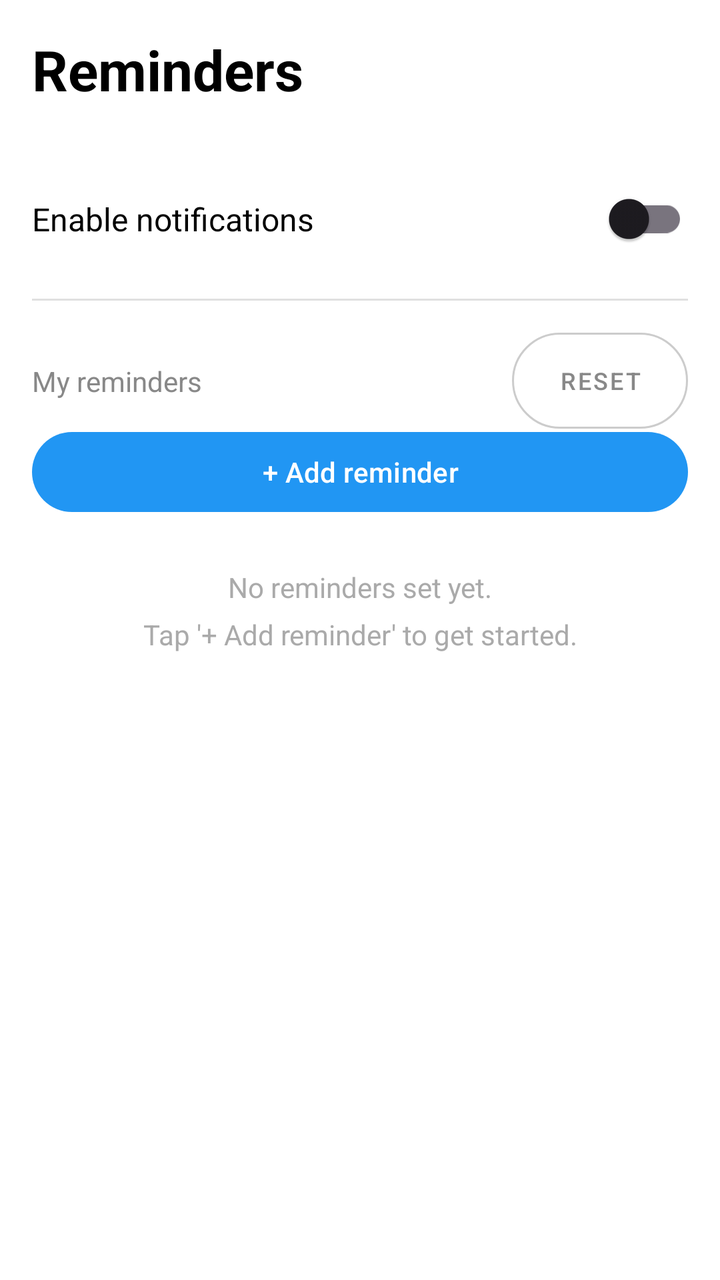
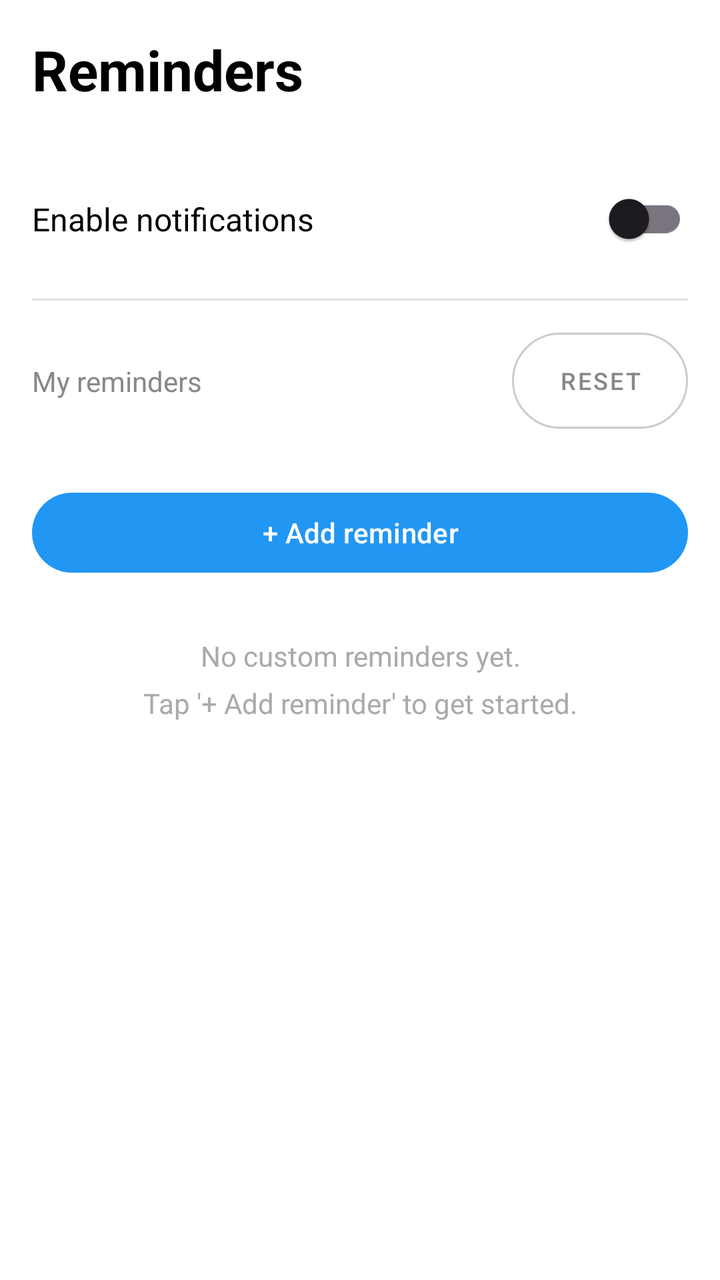

Two renders of the same Android screen: before a commit and after it. Below are the layout's source before the change and the commit's diff.
<!-- AndroidManifest.xml: application theme Theme.WaterReminder -->
<!-- res/layout/fragment_reminders.xml -->
<?xml version="1.0" encoding="utf-8"?>
<androidx.core.widget.NestedScrollView xmlns:android="http://schemas.android.com/apk/res/android"
    xmlns:app="http://schemas.android.com/apk/res-auto"
    android:layout_width="match_parent"
    android:layout_height="match_parent"
    android:background="#FFFFFF">

    <androidx.constraintlayout.widget.ConstraintLayout
        android:layout_width="match_parent"
        android:layout_height="match_parent"
        android:padding="16dp">

        <TextView
            android:id="@+id/title_reminders"
            android:layout_width="0dp"
            android:layout_height="wrap_content"
            android:text="Reminders"
            android:textSize="28sp"
            android:textStyle="bold"
            android:textColor="#000000"
            app:layout_constraintEnd_toEndOf="parent"
            app:layout_constraintStart_toStartOf="parent"
            app:layout_constraintTop_toTopOf="parent" />

        
        <TextView
            android:id="@+id/label_notifications"
            android:layout_width="0dp"
            android:layout_height="wrap_content"
            android:layout_marginTop="32dp"
            android:text="Enable notifications"
            android:textSize="16sp"
            android:textColor="#000000"
            app:layout_constraintBottom_toBottomOf="@id/switch_notifications"
            app:layout_constraintStart_toStartOf="parent"
            app:layout_constraintTop_toBottomOf="@id/title_reminders" />

        <com.google.android.material.switchmaterial.SwitchMaterial
            android:id="@+id/switch_notifications"
            android:layout_width="wrap_content"
            android:layout_height="wrap_content"
            android:layout_marginTop="32dp"
            app:layout_constraintEnd_toEndOf="parent"
            app:layout_constraintTop_toBottomOf="@id/title_reminders" />

        <View
            android:id="@+id/divider"
            android:layout_width="0dp"
            android:layout_height="1dp"
            android:layout_marginTop="16dp"
            android:background="#E0E0E0"
            app:layout_constraintEnd_toEndOf="parent"
            app:layout_constraintStart_toStartOf="parent"
            app:layout_constraintTop_toBottomOf="@id/switch_notifications" />

        
        <TextView
            android:id="@+id/label_reminders"
            android:layout_width="0dp"
            android:layout_height="wrap_content"
            android:layout_marginTop="16dp"
            android:text="My reminders"
            android:textSize="14sp"
            android:textColor="#888888"
            app:layout_constraintEnd_toStartOf="@id/button_reset_reminders"
            app:layout_constraintStart_toStartOf="parent"
            app:layout_constraintTop_toBottomOf="@id/divider"
            app:layout_constraintBottom_toBottomOf="@id/button_reset_reminders" />

        <com.google.android.material.button.MaterialButton
            android:id="@+id/button_reset_reminders"
            android:layout_width="wrap_content"
            android:layout_height="wrap_content"
            android:layout_marginTop="16dp"
            android:text="Reset"
            android:textSize="12sp"
            style="@style/Widget.MaterialComponents.Button.OutlinedButton"
            app:cornerRadius="24dp"
            app:strokeColor="#CCCCCC"
            android:textColor="#888888"
            android:paddingStart="12dp"
            android:paddingEnd="12dp"
            android:insetTop="0dp"
            android:insetBottom="0dp"
            app:layout_constraintEnd_toEndOf="parent"
            app:layout_constraintTop_toBottomOf="@id/divider" />

        <com.google.android.material.button.MaterialButton
            android:id="@+id/button_add_reminder"
            android:layout_width="0dp"
            android:layout_height="wrap_content"
            android:layout_marginTop="12dp"
            android:text="+ Add reminder"
            app:backgroundTint="#2196F3"
            app:cornerRadius="24dp"
            app:layout_constraintEnd_toEndOf="parent"
            app:layout_constraintStart_toStartOf="parent"
            app:layout_constraintTop_toBottomOf="@id/label_reminders" />

        <TextView
            android:id="@+id/text_no_reminders"
            android:layout_width="0dp"
            android:layout_height="wrap_content"
            android:layout_marginTop="24dp"
            android:gravity="center"
            android:text="No reminders set yet.\nTap '+ Add reminder' to get started."
            android:textColor="#AAAAAA"
            android:textSize="14sp"
            android:lineSpacingMultiplier="1.4"
            app:layout_constraintEnd_toEndOf="parent"
            app:layout_constraintStart_toStartOf="parent"
            app:layout_constraintTop_toBottomOf="@id/button_add_reminder" />

        <LinearLayout
            android:id="@+id/container_reminders"
            android:layout_width="0dp"
            android:layout_height="wrap_content"
            android:layout_marginTop="12dp"
            android:orientation="vertical"
            app:layout_constraintEnd_toEndOf="parent"
            app:layout_constraintStart_toStartOf="parent"
            app:layout_constraintTop_toBottomOf="@id/button_add_reminder" />

    </androidx.constraintlayout.widget.ConstraintLayout>
</androidx.core.widget.NestedScrollView>
<!-- resources referenced by this layout -->
<resources>
  <style name="Theme.WaterReminder" parent="Base.Theme.WaterReminder" />
  <style name="Base.Theme.WaterReminder" parent="Theme.Material3.DayNight.NoActionBar">
          
          
      </style>
</resources>

<!-- the commit's change to res/layout/fragment_reminders.xml (unified diff, before → after) -->
@@ -89,27 +89,13 @@
             android:id="@+id/button_add_reminder"
             android:layout_width="0dp"
             android:layout_height="wrap_content"
-            android:layout_marginTop="12dp"
+            android:layout_marginTop="28dp"
             android:text="+ Add reminder"
             app:backgroundTint="#2196F3"
             app:cornerRadius="24dp"
             app:layout_constraintEnd_toEndOf="parent"
             app:layout_constraintStart_toStartOf="parent"
-            app:layout_constraintTop_toBottomOf="@id/label_reminders" />
-
-        <TextView
-            android:id="@+id/text_no_reminders"
-            android:layout_width="0dp"
-            android:layout_height="wrap_content"
-            android:layout_marginTop="24dp"
-            android:gravity="center"
-            android:text="No reminders set yet.\nTap '+ Add reminder' to get started."
-            android:textColor="#AAAAAA"
-            android:textSize="14sp"
-            android:lineSpacingMultiplier="1.4"
-            app:layout_constraintEnd_toEndOf="parent"
-            app:layout_constraintStart_toStartOf="parent"
-            app:layout_constraintTop_toBottomOf="@id/button_add_reminder" />
+            app:layout_constraintTop_toBottomOf="@id/button_reset_reminders" />
 
         <LinearLayout
             android:id="@+id/container_reminders"
@@ -121,5 +107,19 @@
             app:layout_constraintStart_toStartOf="parent"
             app:layout_constraintTop_toBottomOf="@id/button_add_reminder" />
 
+        <TextView
+            android:id="@+id/text_no_reminders"
+            android:layout_width="0dp"
+            android:layout_height="wrap_content"
+            android:layout_marginTop="16dp"
+            android:gravity="center"
+            android:text="No custom reminders yet.\nTap '+ Add reminder' to get started."
+            android:textColor="#AAAAAA"
+            android:textSize="14sp"
+            android:lineSpacingMultiplier="1.4"
+            app:layout_constraintEnd_toEndOf="parent"
+            app:layout_constraintStart_toStartOf="parent"
+            app:layout_constraintTop_toBottomOf="@id/container_reminders" />
+
     </androidx.constraintlayout.widget.ConstraintLayout>
 </androidx.core.widget.NestedScrollView>
